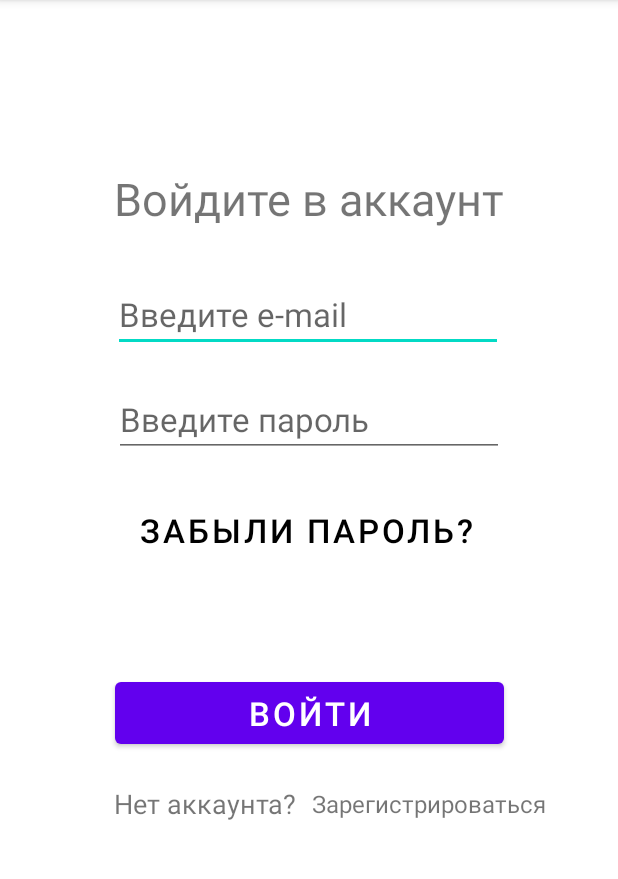
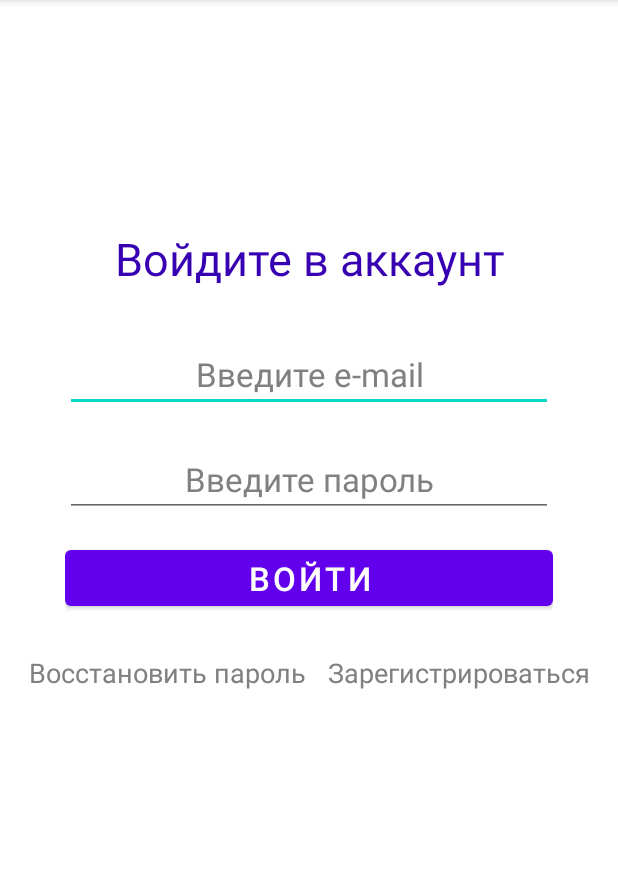
Before and after one commit to Xinox1231/Odnogruppniki, an Android app: the screen it shows after launch (LoginActivity), on a phone screen of 412 x 824 dp, the part 84-963 px from its top. Run offline under Robolectric (Android 15) with nearby library versions, the phone set to English and light mode, and no system bars; our stand-ins replace Firebase (no records; nobody signed in at launch, a user with empty details on screens opened directly).

Commit message:
Изменен дизайн страницы логина. В классе логин код разбит на функции

```diff
--- a/app/src/main/java/com/bignerdranch/android/chat/ForgotPasswordActivity.kt
+++ b/app/src/main/java/com/bignerdranch/android/chat/ForgotPasswordActivity.kt
@@ -45,8 +45,7 @@ class ForgotPasswordActivity : AppCompatActivity() {
                             startActivity(intent)
                             finish()
                         }else{
-                            Toast.makeText(
-                                this@ForgotPasswordActivity,
+                            Toast.makeText(this@ForgotPasswordActivity,
                                 task.exception!!.message.toString(), Toast.LENGTH_SHORT
                             ).show()
                         }
--- a/app/src/main/java/com/bignerdranch/android/chat/LoginActivity.kt
+++ b/app/src/main/java/com/bignerdranch/android/chat/LoginActivity.kt
@@ -1,6 +1,7 @@
 package com.bignerdranch.android.chat
 
 import android.content.Intent
+import android.content.SharedPreferences
 import android.os.Bundle
 import android.text.TextUtils
 import android.util.Log
@@ -9,53 +10,73 @@ import android.widget.EditText
 import android.widget.TextView
 import android.widget.Toast
 import androidx.appcompat.app.AppCompatActivity
-import com.google.android.gms.tasks.OnCompleteListener
 import com.google.firebase.auth.FirebaseAuth
 import com.google.firebase.auth.FirebaseUser
-import com.google.firebase.firestore.FirebaseFirestore
-
 
 class LoginActivity : AppCompatActivity() {
 
     lateinit var etMail : EditText
     lateinit var etPassword : EditText
-
     lateinit var btnLogin : Button
-    lateinit var btnForgotPassword : Button
+    lateinit var tvForgotPassword : TextView
     lateinit var tvRegister : TextView
 
+    lateinit var pref : SharedPreferences
     override fun onCreate(savedInstanceState: Bundle?) {
+
         super.onCreate(savedInstanceState)
         setContentView(R.layout.activity_login)
 
+        checkBox()
+
         btnLogin = findViewById(R.id.login_btn_enter)
-        btnForgotPassword = findViewById(R.id.login_btn_recovery_password)
+        tvForgotPassword = findViewById(R.id.login_btn_recovery_password)
         tvRegister = findViewById(R.id.login_btn_register)
         etMail = findViewById(R.id.login_et_email)
         etPassword = findViewById(R.id.login_et_password)
 
         btnLogin.setOnClickListener {
+            if((isEmptyFieldsInAccountData(etMail,etPassword)) == false){
+                    val email: String = etMail.text.toString()
+                    val password: String = etPassword.text.toString()
 
-            when {
-                TextUtils.isEmpty(etMail.text.toString().trim { it <= ' ' }) -> {
+                    signIn(email,password)
+                }
+            }
+
+        tvRegister.setOnClickListener {
+            val intent = Intent(this@LoginActivity, SignUpActivity::class.java)
+            intent.flags = Intent.FLAG_ACTIVITY_NEW_TASK or Intent.FLAG_ACTIVITY_CLEAR_TASK
+            startActivity(intent)
+            finish()
+        }
+
+        tvForgotPassword.setOnClickListener{
+            val intent = Intent(this@LoginActivity, ForgotPasswordActivity::class.java)
+            startActivity(intent)
+            finish()
+        }
+    }
+
+    fun isEmptyFieldsInAccountData(emailView: TextView, passwordView: TextView): Boolean{
+        if(TextUtils.isEmpty(emailView.text.toString().trim { it <= ' ' })){
             Toast.makeText(
                 this@LoginActivity,
                 "Введите e-mail",
                 Toast.LENGTH_SHORT
             ).show()
-                }
-                TextUtils.isEmpty(etPassword.text.toString().trim { it <= ' ' }) -> {
+            return true
+        }else if(TextUtils.isEmpty(passwordView.text.toString().trim { it <= ' ' })){
             Toast.makeText(
                 this@LoginActivity,
                 "Введите пароль",
                 Toast.LENGTH_SHORT
             ).show()
+            return true
+        }else return false
     }
-                else -> {
-                    val email: String = etMail.text.toString()
-                    val password: String = etPassword.text.toString()
 
-
+    fun signIn(email: String, password: String){
         FirebaseAuth.getInstance().signInWithEmailAndPassword(email, password)
             .addOnCompleteListener { task ->
                 if (task.isSuccessful) {
@@ -65,11 +86,13 @@ class LoginActivity : AppCompatActivity() {
                         this@LoginActivity,
                         "Вы вошли в аккаунт", Toast.LENGTH_SHORT
                     ).show()
+                    val editor = pref.edit()
+                    editor.putString("user_id",firebaseUser.uid)
+                    editor.apply()
 
                     val intent = Intent(this@LoginActivity, MainActivity::class.java)
                     intent.flags = Intent.FLAG_ACTIVITY_NEW_TASK or Intent.FLAG_ACTIVITY_CLEAR_TASK
                     intent.putExtra("user_id", firebaseUser.uid)
-                                intent.putExtra("email", email)
                     startActivity(intent)
                     finish()
                     Log.d("Name", firebaseUser.displayName.toString())
@@ -81,21 +104,14 @@ class LoginActivity : AppCompatActivity() {
                 }
             }
     }
-            }
-        }
 
-        tvRegister.setOnClickListener {
-            val intent = Intent(this@LoginActivity, SignUpActivity::class.java)
+    fun checkBox(){
+        pref = getSharedPreferences("account_data", MODE_PRIVATE)
+        if(pref.contains("user_id")){
+            val intent = Intent(this@LoginActivity, MainActivity::class.java)
             intent.flags = Intent.FLAG_ACTIVITY_NEW_TASK or Intent.FLAG_ACTIVITY_CLEAR_TASK
+            intent.putExtra("user_id", pref.getString("user_id","user"))
             startActivity(intent)
-            finish()
-        }
-
-        btnForgotPassword.setOnClickListener{
-            val intent = Intent(this@LoginActivity, ForgotPasswordActivity::class.java)
-            intent.flags = Intent.FLAG_ACTIVITY_NEW_TASK or Intent.FLAG_ACTIVITY_CLEAR_TASK
-            startActivity(intent)
-            finish()
         }
     }
 }
--- a/app/src/main/res/layout/activity_login.xml
+++ b/app/src/main/res/layout/activity_login.xml
@@ -6,98 +6,94 @@
     android:layout_height="match_parent"
     tools:context=".LoginActivity">
 
+
+    <LinearLayout
+        android:id="@+id/linearLayout2"
+        android:layout_width="325dp"
+        android:layout_height="268dp"
+        android:layout_marginTop="152dp"
+        android:orientation="vertical"
+        app:layout_constraintEnd_toEndOf="parent"
+        app:layout_constraintStart_toStartOf="parent"
+        app:layout_constraintTop_toTopOf="parent">
+
         <TextView
             android:id="@+id/login_tv_text"
-        android:layout_width="wrap_content"
+            android:layout_width="match_parent"
             android:layout_height="wrap_content"
-        android:layout_marginTop="112dp"
+            android:gravity="center"
             android:text="@string/login_text"
-        android:textSize="30sp"
-        app:layout_constraintEnd_toEndOf="parent"
-        app:layout_constraintHorizontal_bias="0.498"
-        app:layout_constraintStart_toStartOf="parent"
-        app:layout_constraintTop_toTopOf="parent" />
+            android:textColor="@color/purple_700"
+            android:textSize="30sp" />
 
         <EditText
             android:id="@+id/login_et_email"
-        android:layout_width="wrap_content"
+            android:layout_width="match_parent"
             android:layout_height="wrap_content"
             android:layout_marginTop="32dp"
             android:ems="10"
+            android:gravity="center"
             android:hint="@string/login_email"
             android:inputType="textEmailAddress"
-        android:textSize="22sp"
-        app:layout_constraintEnd_toEndOf="parent"
-        app:layout_constraintHorizontal_bias="0.497"
-        app:layout_constraintStart_toStartOf="parent"
-        app:layout_constraintTop_toBottomOf="@+id/login_tv_text" />
+            android:textColorHint="@color/grey"
+            android:textSize="22sp" />
 
         <EditText
             android:id="@+id/login_et_password"
-        android:layout_width="wrap_content"
+            android:layout_width="match_parent"
             android:layout_height="wrap_content"
             android:layout_marginTop="20dp"
             android:ems="10"
+            android:gravity="center"
             android:hint="@string/login_password"
             android:inputType="textPassword"
-        android:textSize="22sp"
-        app:layout_constraintEnd_toEndOf="parent"
-        app:layout_constraintStart_toStartOf="parent"
-        app:layout_constraintTop_toBottomOf="@+id/login_et_email" />
-
-    <Button
-        android:id="@+id/login_btn_recovery_password"
-        android:layout_width="259dp"
-        android:layout_height="44dp"
-        android:layout_marginTop="24dp"
-        android:background="#00000000"
-        android:gravity="left"
-        android:text="@string/login_password_recovery"
-        android:textColor="@color/black"
-        android:textSize="22sp"
-        app:layout_constraintEnd_toEndOf="parent"
-        app:layout_constraintHorizontal_bias="0.506"
-        app:layout_constraintStart_toStartOf="parent"
-        app:layout_constraintTop_toBottomOf="@+id/login_et_password" />
+            android:textColorHint="@color/grey"
+            android:textSize="22sp" />
 
         <Button
             android:id="@+id/login_btn_enter"
-        android:layout_width="259dp"
-        android:layout_height="53dp"
-        android:layout_marginTop="76dp"
+            android:layout_width="match_parent"
+            android:layout_height="wrap_content"
+            android:layout_marginTop="16dp"
             android:text="@string/login_in_account"
-        android:textSize="22sp"
+            android:textSize="22sp" />
+
+    </LinearLayout>
+
+    <LinearLayout
+        android:layout_width="wrap_content"
+        android:layout_height="wrap_content"
+        android:layout_marginStart="16dp"
+        android:layout_marginTop="16dp"
+        android:layout_marginEnd="16dp"
+        android:orientation="horizontal"
         app:layout_constraintEnd_toEndOf="parent"
         app:layout_constraintStart_toStartOf="parent"
-        app:layout_constraintTop_toBottomOf="@+id/login_btn_recovery_password" />
+        app:layout_constraintTop_toBottomOf="@+id/linearLayout2">
 
         <TextView
-        android:id="@+id/login_tv_register"
-        android:layout_width="wrap_content"
-        android:layout_height="36dp"
-        android:layout_marginStart="76dp"
-        android:layout_marginTop="16dp"
-        android:text="@string/login_text_register"
-        android:textSize="18sp"
-        android:gravity="left|center"
-        app:layout_constraintStart_toStartOf="parent"
-        app:layout_constraintTop_toBottomOf="@+id/login_btn_enter" />
+            android:id="@+id/login_btn_recovery_password"
+            android:layout_width="189dp"
+            android:layout_height="wrap_content"
+            android:background="?android:attr/selectableItemBackground"
+            android:clickable="true"
+            android:focusable="true"
+            android:text="@string/login_password_recovery"
+            android:textColor="@color/grey"
+            android:textSize="18sp" />
 
         <TextView
             android:id="@+id/login_btn_register"
-        android:layout_width="172dp"
-        android:layout_height="36dp"
-        android:layout_marginTop="16dp"
+            android:layout_width="wrap_content"
+            android:layout_height="match_parent"
             android:background="?android:attr/selectableItemBackground"
             android:clickable="true"
             android:focusable="true"
-        android:gravity="left|center"
-        android:onClick="register"
             android:paddingStart="10dp"
             android:text="@string/login_register"
-        android:textSize="16sp"
-        app:layout_constraintStart_toEndOf="@+id/login_tv_register"
-        app:layout_constraintTop_toBottomOf="@+id/login_btn_enter" />
+            android:textColor="@color/grey"
+            android:textSize="18sp" />
+    </LinearLayout>
 
 
 </androidx.constraintlayout.widget.ConstraintLayout>
--- a/app/src/main/res/values/colors.xml
+++ b/app/src/main/res/values/colors.xml
@@ -6,5 +6,7 @@
     <color name="teal_200">#FF03DAC5</color>
     <color name="teal_700">#FF018786</color>
     <color name="black">#FF000000</color>
+    <color name="grey">#808080</color>
     <color name="white">#FFFFFFFF</color>
+    <color name="orange">#FFA500</color>
 </resources>
--- a/app/src/main/res/values/strings.xml
+++ b/app/src/main/res/values/strings.xml
@@ -5,13 +5,13 @@
     <string name="signup_email">Введите e-mail</string>
     <string name="signup_password">Введите пароль</string>
     <string name="signup_display_name">Введите логин</string>
-    <string name="signup_appname">Клуб любителей 2048</string>
+    <string name="signup_appname">Одногруппники</string>
     <string name="login_text">Войдите в аккаунт</string>
     <string name="login_email">Введите e-mail</string>
     <string name="login_text_register">Нет аккаунта?</string>
     <string name="login_register">Зарегистрироваться</string>
     <string name="login_password">Введите пароль</string>
-    <string name="login_password_recovery">Забыли пароль?</string>
+    <string name="login_password_recovery">Восстановить пароль</string>
     <string name="login_in_account">Войти</string>
     <string name="main_text">Вы вошли в аккаунт!</string>
     <string name="main_logout">Выйти</string>
--- a/build.gradle
+++ b/build.gradle
@@ -1,7 +1,7 @@
 // Top-level build file where you can add configuration options common to all sub-projects/modules.
 plugins {
-    id 'com.android.application' version '7.4.2' apply false
-    id 'com.android.library' version '7.4.2' apply false
+    id 'com.android.application' version '8.0.2' apply false
+    id 'com.android.library' version '8.0.2' apply false
     id 'org.jetbrains.kotlin.android' version '1.8.0' apply false
     id 'com.google.gms.google-services' version '4.4.0' apply false
 }
--- a/gradle.properties
+++ b/gradle.properties
@@ -21,3 +21,5 @@ kotlin.code.style=official
 # resources declared in the library itself and none from the library's dependencies,
 # thereby reducing the size of the R class for that library
 android.nonTransitiveRClass=true
+android.defaults.buildfeatures.buildconfig=true
+android.nonFinalResIds=false
```
Also changed, not shown: app/src/main/java/com/bignerdranch/android/chat/SignUpActivity.kt (+4 -3 lines), app/src/main/res/layout/activity_sign_up.xml (+22 -9 lines), gradle/wrapper/gradle-wrapper.properties. Lines whose indentation alone changed are shown as unchanged.
